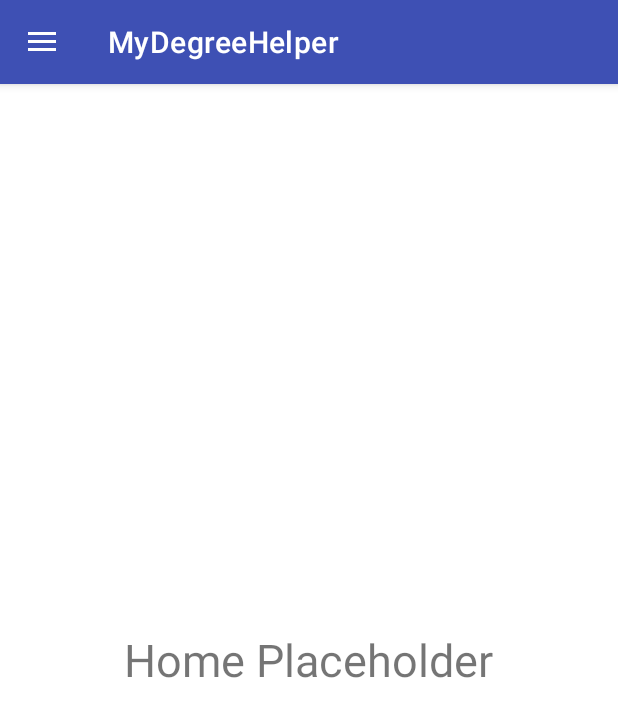
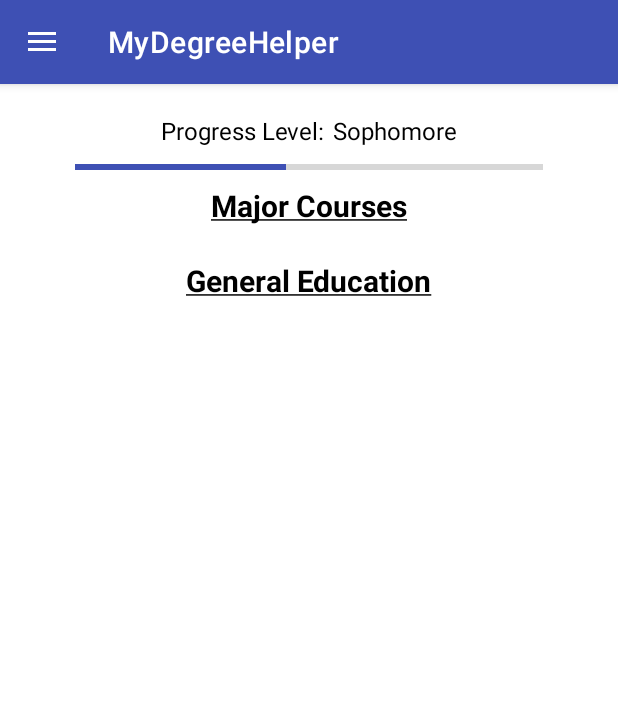
Before and after one commit to backpack5689/mydegreehelper, an Android app: the HomeFragment screen opened directly, with no data from a screen before it, on a phone screen of 412 x 824 dp. Shown: the top 717 px of the screen. Run offline under Robolectric (Android 15) with nearby library versions, the phone set to English and light mode, and no system bars.

Commit message:
Add progress bar

```diff
--- a/app/src/main/res/layout/activity_login.xml
+++ b/app/src/main/res/layout/activity_login.xml
@@ -101,7 +101,8 @@
 
     <Button
         android:id="@+id/tmpButton"
-        android:backgroundTint="#8a8a8a"
+        android:backgroundTint="#fff"
+        android:textColor="#000"
         android:layout_width="match_parent"
         android:layout_height="wrap_content"
         android:layout_gravity="start"
--- a/app/src/main/res/layout/fragment_home.xml
+++ b/app/src/main/res/layout/fragment_home.xml
@@ -1,14 +1,77 @@
 <?xml version="1.0" encoding="utf-8"?>
 <RelativeLayout xmlns:android="http://schemas.android.com/apk/res/android"
+    xmlns:app="http://schemas.android.com/apk/res-auto"
+    xmlns:tools="http://schemas.android.com/tools"
     android:layout_width="match_parent"
     android:layout_height="match_parent"
     android:background="@color/white">
 
-    <TextView
+    <LinearLayout
+        android:id="@+id/progressText"
+        android:layout_marginTop="20dp"
         android:layout_width="wrap_content"
         android:layout_height="wrap_content"
-        android:text="Home Placeholder"
-        android:textSize="30sp"
-        android:layout_centerInParent="true" />
+        android:layout_centerHorizontal="true">
+        <TextView
+            android:id="@+id/progressLabel"
+            android:layout_marginRight="5sp"
+            android:layout_width="wrap_content"
+            android:layout_height="wrap_content"
+            android:text="@string/progress_label"
+            android:textColor="@color/black"
+            android:textSize="16sp"
+            android:layout_marginEnd="5sp" />
+
+        <TextView
+            android:id="@+id/progressTitle"
+            android:layout_width="wrap_content"
+            android:layout_height="wrap_content"
+            android:text="@string/progress_sophomore"
+            android:textColor="@color/black"
+            android:textSize="16sp" />
+    </LinearLayout>
+
+    <ProgressBar
+        android:layout_marginTop="5dp"
+        android:layout_marginHorizontal="50dp"
+        android:id="@+id/progressBar"
+        style="@style/Base.Widget.AppCompat.ProgressBar.Horizontal"
+        android:progressTint="@color/main"
+        android:layout_width="match_parent"
+        android:layout_height="wrap_content"
+        android:layout_below="@+id/progressText"
+        android:progress="45"
+        tools:targetApi="lollipop" />
+
+    <TextView
+        android:id="@+id/majorCoursesLabel"
+        android:layout_alignTop="@+id/progressBar"
+        android:layout_marginTop="20dp"
+        android:layout_centerHorizontal="true"
+        android:layout_height="wrap_content"
+        android:layout_width="wrap_content"
+        android:text="@string/major_courses_label"
+        android:textColor="@color/black"
+        android:textSize="20sp" />
+
+    <LinearLayout
+        android:id="@+id/majorCourses"
+        android:layout_alignTop="@+id/majorCoursesLabel"
+        android:layout_marginTop="30dp"
+        android:layout_width="match_parent"
+        android:layout_height="wrap_content"
+        android:orientation="horizontal" />
+
+    <TextView
+        android:id="@+id/genEdLabel"
+        android:layout_alignTop="@+id/majorCourses"
+        android:layout_marginTop="20dp"
+        android:layout_centerHorizontal="true"
+        android:layout_height="wrap_content"
+        android:layout_width="wrap_content"
+        android:text="@string/general_education_label"
+        android:textColor="@color/black"
+        android:textSize="20sp" />
+
 
 </RelativeLayout>
--- a/app/src/main/res/values/strings.xml
+++ b/app/src/main/res/values/strings.xml
@@ -30,4 +30,13 @@
     <string name="catalogue">Catalogue</string>
     <string name="settings">Settings</string>
     <string name="log_out">Log Out</string>
+
+    <string name="major_courses_label"><b><u>Major Courses</u></b></string>
+    <string name="general_education_label"><b><u>General Education</u></b></string>
+
+    <string name="progress_label">Progress Level: </string>
+    <string name="progress_freshman">Freshman</string>
+    <string name="progress_sophomore">Sophomore</string>
+    <string name="progress_junior">Junior</string>
+    <string name="progress_senior">Senior</string>
 </resources>
```
